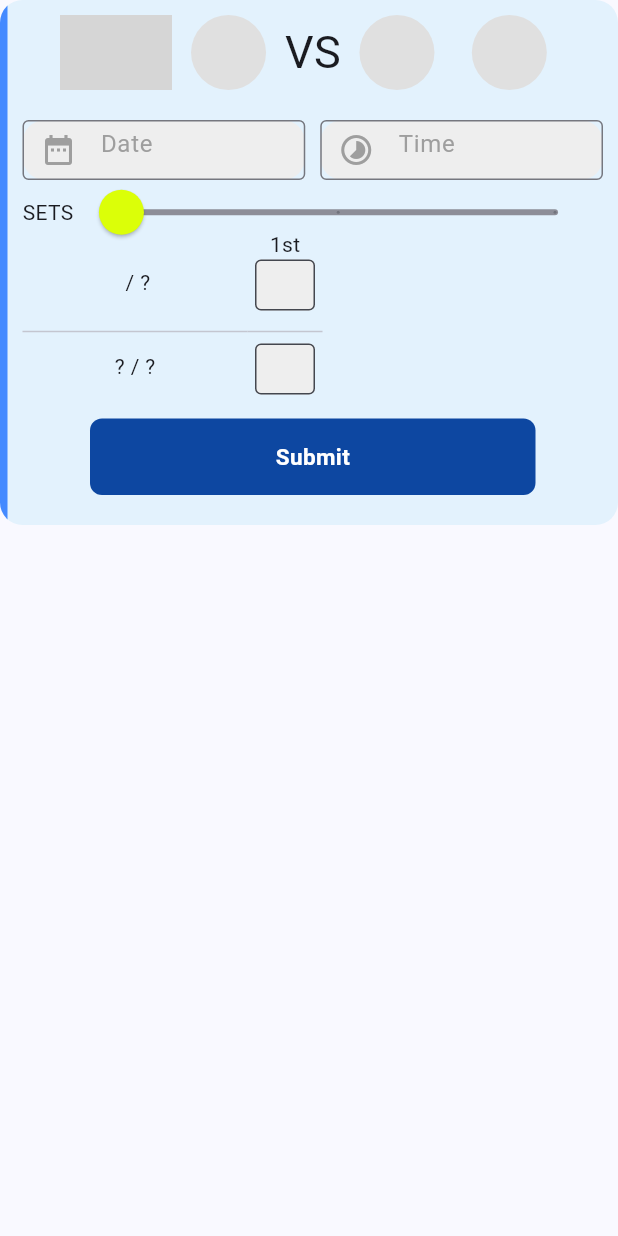
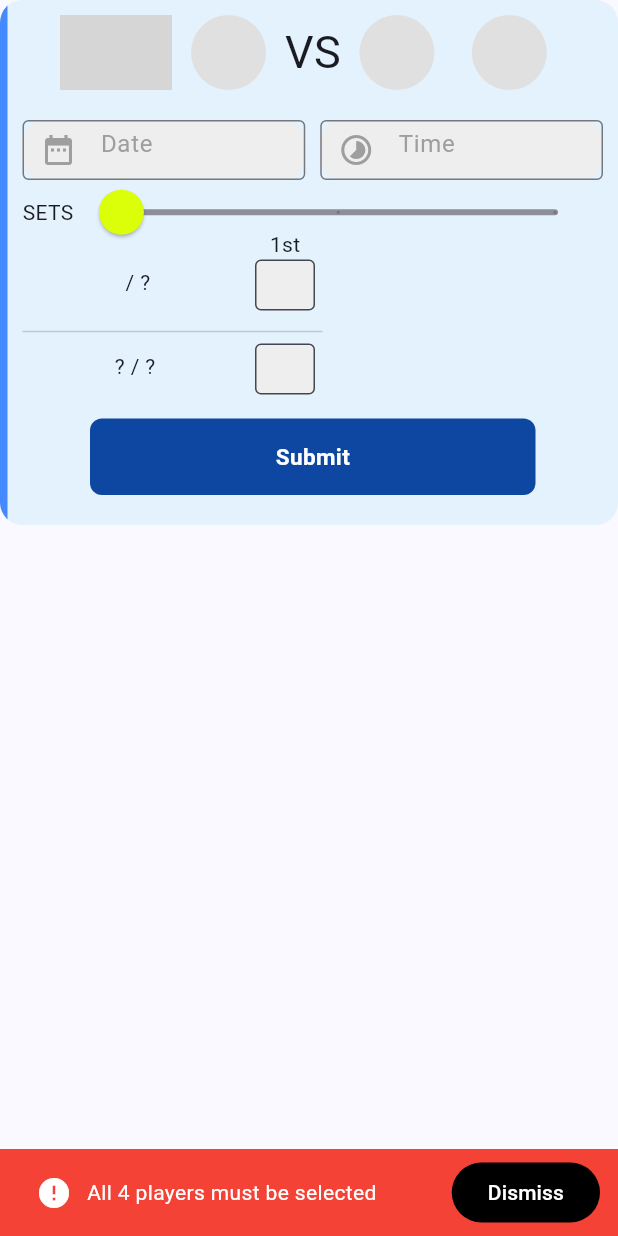
Before and after one commit to Nazareh/my-rating-mobile, a Flutter app: the MatchUpload widget shown alone on an empty page, opened directly with empty values, after a tap on "Submit", on a phone screen of 412 x 824 dp. Run offline on Flutter 3.47's test engine with Material 3 defaults, Android fonts, the phone set to English and light mode, and no system bars; our stand-ins replace firebase_auth, firebase_core, flutter_svg, google_sign_in; missing offline and left inert: interval_time_picker; accounts and stored records are empty; network calls fail; grey boxes are pictures that could not be loaded.

Commit message:
Add Match upload validation

```diff
--- /dev/null
+++ b/lib/components/flash_message.dart
@@ -0,0 +1,38 @@
+import 'package:flutter/material.dart';
+
+enum MessageType { error, success }
+
+void showFlashMessage(
+    BuildContext context, String message, MessageType type) {
+  ScaffoldMessenger.of(context).showSnackBar(
+    SnackBar(
+      content: SizedBox(
+        height: 30, // Adjust the height as needed
+        child: Row(
+          children: [
+            Icon(type == MessageType.error ? Icons.error : Icons.done,
+                color: Colors.white),
+            const SizedBox(width: 10),
+            Expanded(
+              child: Text(
+                message,
+                style: const TextStyle(color: Colors.white),
+                overflow: TextOverflow.visible,
+              ),
+            ),
+          ],
+        ),
+      ),
+      backgroundColor: type == MessageType.error ? Colors.red : Colors.green,
+      duration: const Duration(seconds: 3),
+      action: SnackBarAction(
+        label: 'Dismiss',
+        textColor: Colors.white,
+        backgroundColor: Colors.black,
+        onPressed: () {
+          ScaffoldMessenger.of(context).hideCurrentSnackBar();
+        },
+      ),
+    ),
+  );
+}
--- a/lib/components/match_upload.dart
+++ b/lib/components/match_upload.dart
@@ -4,6 +4,9 @@ import 'package:my_rating_app_mobile/components/my_button.dart';
 import 'package:my_rating_app_mobile/components/search_player_delegate.dart';
 
 import '../domain/player.dart';
+import '../util/string_utils.dart';
+import 'flash_message.dart';
+
 
 class MatchUpload extends StatefulWidget {
   final Player loggedPlayer;
@@ -24,6 +27,11 @@ class MatchUpload extends StatefulWidget {
 
 class _MatchUploadState extends State<MatchUpload> {
   int _sets = 1;
+  Player? _myParter;
+  Player? _opponent1;
+  Player? _opponent2;
+  final TextEditingController _dateController = TextEditingController();
+  final TextEditingController _timeController = TextEditingController();
   final List<TextEditingController> _team1Results = [
     TextEditingController(),
     TextEditingController(),
@@ -36,12 +44,6 @@ class _MatchUploadState extends State<MatchUpload> {
     TextEditingController()
   ];
 
-  Player? _myParter;
-  Player? _opponent1;
-  Player? _opponent2;
-  final TextEditingController _dateController = TextEditingController();
-
-  final TextEditingController _timeController = TextEditingController();
 
   void setPlayer(Player player, Player? spot) {
     setState(() {
@@ -95,6 +97,45 @@ class _MatchUploadState extends State<MatchUpload> {
     _team2Results[set].text = value;
   }
 
+  void clearForm() {
+    setState(() {
+      _sets = 1;
+      _myParter = null;
+      _opponent1 = null;
+      _opponent2 = null;
+      _dateController.clear();
+      _timeController.clear();
+
+      for (var e in _team1Results) {
+        e.clear();
+      }
+      for (var e in _team2Results) {
+        e.clear();
+      }
+    });
+  }
+
+  String? get _errorText {
+    if ({_myParter?.email, _opponent1?.email, _opponent2?.email}.length != 3) {
+      return 'All 4 players must be selected';
+    }
+    if (_dateController.text == '' || _timeController.text == '') {
+      return 'Date and time must be selected';
+    }
+
+    if (_dateController.text == '' || _timeController.text == '') {
+      return 'Date and time must be selected';
+    }
+
+    for (int set = 0; set < _sets; set++) {
+      if (_team1Results[set].text == '' || _team2Results[set].text == '') {
+        return 'All sets must be filled';
+      }
+    }
+
+    return null;
+  }
+
   @override
   Widget build(BuildContext context) {
     return ClipRRect(
@@ -141,14 +182,20 @@ class _MatchUploadState extends State<MatchUpload> {
                       Expanded(
                         child: Row(
                           children: [
-                            _playerAvatar(_opponent1?.photoUrl, _opponent1?.displayName,
-                                    (value) => setState(() {
-                                  _opponent1 = value;
-                                }), context),
-                            _playerAvatar(_opponent2?.photoUrl, _opponent2?.displayName,
-                                    (value) => setState(() {
-                                  _opponent2 = value;
-                                }), context)
+                            _playerAvatar(
+                                _opponent1?.photoUrl,
+                                _opponent1?.displayName,
+                                (value) => setState(() {
+                                      _opponent1 = value;
+                                    }),
+                                context),
+                            _playerAvatar(
+                                _opponent2?.photoUrl,
+                                _opponent2?.displayName,
+                                (value) => setState(() {
+                                      _opponent2 = value;
+                                    }),
+                                context)
                           ],
                         ),
                       ),
@@ -243,14 +290,16 @@ class _MatchUploadState extends State<MatchUpload> {
                             Expanded(
                                 child: SliderTheme(
                                     data: SliderTheme.of(context).copyWith(
-                                      inactiveTrackColor: const Color(0xFF8D8E98),
+                                      inactiveTrackColor:
+                                          const Color(0xFF8D8E98),
                                       activeTrackColor: Colors.blue,
                                       thumbColor: const Color(0xffdbff08),
                                       overlayColor: const Color(0x29EB1555),
                                       thumbShape: const RoundSliderThumbShape(
                                           enabledThumbRadius: 15.0),
-                                      overlayShape: const RoundSliderOverlayShape(
-                                          overlayRadius: 30.0),
+                                      overlayShape:
+                                          const RoundSliderOverlayShape(
+                                              overlayRadius: 30.0),
                                     ),
                                     child: Slider(
                                       value: _sets.toDouble(),
@@ -280,7 +329,7 @@ class _MatchUploadState extends State<MatchUpload> {
                               height: 40,
                               child: Text(
                                   textAlign: TextAlign.center,
-                                  '${_shortenName(widget.loggedPlayer.displayName) ?? widget.loggedPlayer.email} / ${_shortenName(_myParter?.displayName) ?? '?'}')),
+                                  '${shortenName(widget.loggedPlayer.displayName) ?? widget.loggedPlayer.email} / ${shortenName(_myParter?.displayName) ?? '?'}')),
                           const SizedBox(
                             width: 150,
                             child: Divider(),
@@ -292,7 +341,7 @@ class _MatchUploadState extends State<MatchUpload> {
                               child: Text(
                                   textAlign: TextAlign.center,
                                   overflow: TextOverflow.clip,
-                                  '${_shortenName(_opponent1?.displayName) ?? '?'} / ${_shortenName(_opponent2?.displayName) ?? '?' }')),
+                                  '${shortenName(_opponent1?.displayName) ?? '?'} / ${shortenName(_opponent2?.displayName) ?? '?'}')),
                         ],
                       ),
                       for (int set = 0; set < _sets; set++)
@@ -303,7 +352,7 @@ class _MatchUploadState extends State<MatchUpload> {
                               children: [
                                 SizedBox(
                                   height: 20,
-                                  child: Text(_toOrdinal(set + 1)),
+                                  child: Text(toOrdinal(set + 1)),
                                 ),
                                 SizedBox(
                                     height: 40,
@@ -318,7 +367,8 @@ class _MatchUploadState extends State<MatchUpload> {
                                         filled: true,
                                         isDense: true,
                                         fillColor: Colors.grey.shade200,
-                                        contentPadding: const EdgeInsets.all(5.0),
+                                        contentPadding:
+                                            const EdgeInsets.all(5.0),
                                         border: const OutlineInputBorder(),
                                       ),
                                     )),
@@ -340,7 +390,8 @@ class _MatchUploadState extends State<MatchUpload> {
                                         filled: true,
                                         isDense: true,
                                         fillColor: Colors.grey.shade200,
-                                        contentPadding: const EdgeInsets.all(5.0),
+                                        contentPadding:
+                                            const EdgeInsets.all(5.0),
                                         border: const OutlineInputBorder(),
                                       ),
                                     )),
@@ -351,9 +402,20 @@ class _MatchUploadState extends State<MatchUpload> {
                     ],
                   ),
                   Padding(
-                      padding:
-                          const EdgeInsets.symmetric(horizontal: 20, vertical: 10),
-                      child: MyButton(onTap: () {}, text: 'Submit')),
+                      padding: const EdgeInsets.symmetric(
+                          horizontal: 20, vertical: 10),
+                      child: MyButton(
+                          onTap: () {
+                            if (_errorText == null) {
+                              showFlashMessage(context, 'Match Uploaded',
+                                  MessageType.success);
+                              clearForm();
+                            } else {
+                              showFlashMessage(
+                                  context, _errorText!, MessageType.error);
+                            }
+                          },
+                          text: 'Submit')),
 
                   // Expanded(child: Match())
                 ])),
@@ -376,31 +438,6 @@ _playerAvatar(
             backgroundColor: Colors.grey.shade300,
             minRadius: 25,
             backgroundImage: photoUrl != null ? NetworkImage(photoUrl) : null,
-            child: photoUrl == null ? Text(_nameInitials(name) ?? '') : null,
+            child: photoUrl == null ? Text(nameInitials(name) ?? '') : null,
           )));
 }
-
-String? _shortenName(String? name) {
-  return name?.split(" ").reduce((value, element) => '$value ${element[0]}.');
-}
-
-String? _nameInitials(String? name) {
-  return name
-      ?.split(" ")
-      .reduce((value, element) => '${value[0]}${element[0]}');
-}
-
-String _toOrdinal(int number) {
-  if (number < 0) throw Exception('Invalid Number');
-
-  switch (number % 10) {
-    case 1:
-      return '${number}st';
-    case 2:
-      return '${number}nd';
-    case 3:
-      return '${number}rd';
-    default:
-      return '${number}th';
-  }
-}
--- /dev/null
+++ b/lib/util/string_utils.dart
@@ -0,0 +1,24 @@
+String? shortenName(String? name) {
+  return name?.split(" ").reduce((value, element) => '$value ${element[0]}.');
+}
+
+String? nameInitials(String? name) {
+  return name
+      ?.split(" ")
+      .reduce((value, element) => '${value[0]}${element[0]}');
+}
+
+String toOrdinal(int number) {
+  if (number < 0) throw Exception('Invalid Number');
+
+  switch (number % 10) {
+    case 1:
+      return '${number}st';
+    case 2:
+      return '${number}nd';
+    case 3:
+      return '${number}rd';
+    default:
+      return '${number}th';
+  }
+}
```
